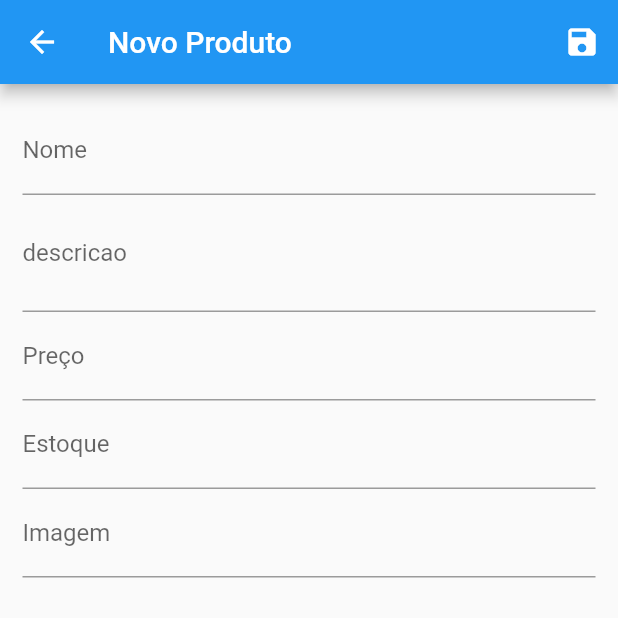
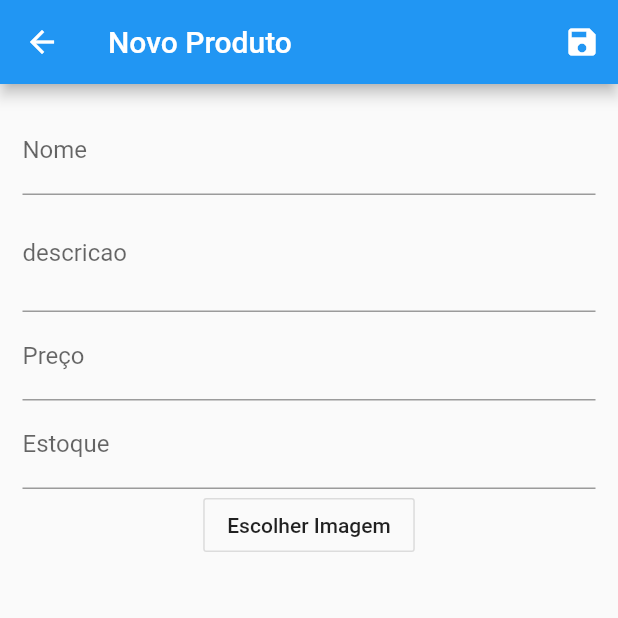
Before and after one commit to WallasFaria/aula_mobile_flutter, a Flutter app: the ProdutoForm screen opened directly, on a phone screen of 412 x 824 dp, the top half of it. Run offline on Flutter 3.47's test engine with Material 2 defaults, Android fonts, the phone set to English and light mode, and no system bars; our stand-ins replace dio, firebase_auth, image_picker, shared_preferences; accounts and stored records are empty; network calls fail.

Commit message:
upload de imagem no app

```diff
--- a/loja/lib/pages/inicial.dart
+++ b/loja/lib/pages/inicial.dart
@@ -3,6 +3,7 @@ import 'package:flutter/material.dart';
 import 'package:loja/pages/produto_lista.dart';
 import 'package:loja/pages/registro_perfil.dart';
 import 'package:loja/services/perfil_service.dart';
+import 'package:loja/utils/http.dart';
 
 import 'entrar.dart';
 
@@ -27,6 +28,7 @@ class _InicialState extends State<Inicial> {
     if (user != null) {
       try {
         await _service.getPerfil(user.uid);
+        HttpClient.instance.options.headers['token'] = user.uid;
         Navigator.of(context).pushReplacement(MaterialPageRoute(
           builder: (context) => ProdutoLista(),
         ));
--- a/loja/lib/pages/produto_detalhes.dart
+++ b/loja/lib/pages/produto_detalhes.dart
@@ -1,7 +1,6 @@
 import 'package:flutter/material.dart';
 import 'package:loja/models/produto_model.dart';
 import 'package:loja/pages/produto_form.dart';
-import 'package:loja/services/firebase_produto_service.dart';
 import 'package:loja/services/produto_service.dart';
 
 class ProdutoDetalhes extends StatefulWidget {
@@ -15,7 +14,7 @@ class ProdutoDetalhes extends StatefulWidget {
 }
 
 class _ProdutoDetalhesState extends State<ProdutoDetalhes> {
-  final service = FirebaseProdutoService();
+  final service = ProdutoService();
 
   _deletar() async {
     await service.deletarProduto(widget.produto);
--- a/loja/lib/pages/produto_form.dart
+++ b/loja/lib/pages/produto_form.dart
@@ -1,6 +1,8 @@
+import 'dart:io';
+
 import 'package:flutter/material.dart';
+import 'package:image_picker/image_picker.dart';
 import 'package:loja/models/produto_model.dart';
-import 'package:loja/services/firebase_produto_service.dart';
 import 'package:loja/services/produto_service.dart';
 import 'package:loja/validators/nome_validator.dart';
 
@@ -17,8 +19,10 @@ class _ProdutoFormState extends State<ProdutoForm> {
 
   var _produto = ProdutoModel();
   var _editMode = false;
+  File file;
 
-  final _service = FirebaseProdutoService();
+  final _service = ProdutoService();
+  final _picker = ImagePicker();
 
   initState() {
     super.initState();
@@ -33,9 +37,9 @@ class _ProdutoFormState extends State<ProdutoForm> {
       _form.currentState.save();
       try {
         if (_editMode) {
-          await _service.atualizarProduto(_produto);
+          await _service.atualizarProduto(_produto, image: file);
         } else {
-          await _service.criarProduto(_produto);
+          await _service.criarProduto(_produto, image: file);
         }
         Navigator.of(context).pop(true);
       } catch (err) {
@@ -53,7 +57,8 @@ class _ProdutoFormState extends State<ProdutoForm> {
         title: Text(_editMode ? 'Edição' : 'Novo Produto'),
         actions: <Widget>[IconButton(icon: Icon(Icons.save), onPressed: _save)],
       ),
-      body: Container(
+      body: SingleChildScrollView(
+        child: Container(
           padding: EdgeInsets.all(15),
           child: Form(
             key: _form,
@@ -81,15 +86,33 @@ class _ProdutoFormState extends State<ProdutoForm> {
                   decoration: InputDecoration(labelText: 'Estoque'),
                   onSaved: (value) => _produto.estoque = int.tryParse(value),
                 ),
-              TextFormField(
-                initialValue: _produto.imagem,
-                decoration: InputDecoration(labelText: 'Imagem'),
-                onSaved: (value) => _produto.imagem = value,
+                showImage(),
+                OutlineButton(
+                  onPressed: chooseImage,
+                  child: Text('Escolher Imagem'),
                 ),
               ],
             ),
           ),
         ),
+      ),
     );
   }
+
+  Widget showImage() {
+    if (file != null) {
+      return Image.file(file, fit: BoxFit.fill);
     }
+    if (widget.produto?.imagem != null) {
+      return Image.network(widget.produto.imagem);
+    }
+    return Container();
+  }
+
+  chooseImage() async {
+    var image = await _picker.getImage(source: ImageSource.gallery);
+    setState(() {
+      file = File(image.path);
+    });
+  }
+}
--- a/loja/lib/pages/produto_lista.dart
+++ b/loja/lib/pages/produto_lista.dart
@@ -4,7 +4,6 @@ import 'package:loja/components/produto_card.dart';
 import 'package:loja/models/produto_model.dart';
 import 'package:loja/pages/produto_detalhes.dart';
 import 'package:loja/pages/produto_form.dart';
-import 'package:loja/services/firebase_produto_service.dart';
 import 'package:loja/services/produto_service.dart';
 
 import 'entrar.dart';
@@ -16,7 +15,7 @@ class ProdutoLista extends StatefulWidget {
 
 class _ProdutoListaState extends State<ProdutoLista> {
   List<ProdutoModel> _produtos = [];
-  final service = FirebaseProdutoService();
+  final service = ProdutoService();
   final _auth = FirebaseAuth.instance;
   var _userEmail = '';
 
--- a/loja/lib/pages/registro.dart
+++ b/loja/lib/pages/registro.dart
@@ -1,6 +1,5 @@
 import 'package:firebase_auth/firebase_auth.dart';
 import 'package:flutter/material.dart';
-import 'package:loja/pages/produto_lista.dart';
 import 'package:loja/pages/registro_perfil.dart';
 
 import 'entrar.dart';
--- a/loja/lib/services/perfil_service.dart
+++ b/loja/lib/services/perfil_service.dart
@@ -1,10 +1,10 @@
 
 import 'package:dio/dio.dart';
 import 'package:loja/models/perfil_model.dart';
-import 'package:loja/utils/constants.dart';
+import 'package:loja/utils/http.dart';
 
 class PerfilService {
-  final _dio = Dio(BaseOptions(baseUrl: BASE_URL_API));
+  final _dio = HttpClient.instance;
 
   Future<PerfilModel> criarPerfil(PerfilModel perfil) async {
     final resp = await _dio.post('/perfils', data: perfil.toJson());
@@ -13,7 +13,7 @@ class PerfilService {
   }
 
   Future<PerfilModel> getPerfil(String uid) async {
-    final resp = await _dio.get('/perfils/me');
+    final resp = await _dio.get('/perfils/me', options: Options(headers: { 'token': uid }));
 
     return PerfilModel.fromJson(resp.data);
   }
--- a/loja/lib/utils/http.dart
+++ b/loja/lib/utils/http.dart
@@ -0,0 +1,17 @@
+import 'package:dio/dio.dart';
+
+import 'constants.dart';
+
+class HttpClient {
+  static Dio _instance;
+
+  HttpClient._();
+
+  static Dio get instance {
+    if (_instance == null) {
+      _instance = Dio(BaseOptions(baseUrl: BASE_URL_API));
+    }
+
+    return _instance;
+  }
+}
--- a/loja/pubspec.yaml
+++ b/loja/pubspec.yaml
@@ -24,6 +24,7 @@ dependencies:
   dio: ^3.0.9
   firebase_core: ^0.4.5
   firebase_auth: ^0.16.1
+  image_picker: ^0.6.7
   flutter:
     sdk: flutter
 
```
Also changed, not shown: loja/lib/components/upload_image.dart (added, +135 -0 lines), loja/lib/models/produto_model.dart (+13 -3 lines), loja/lib/services/produto_service.dart (+31 -8 lines), loja/pubspec.lock. Lines whose indentation alone changed are shown as unchanged.
